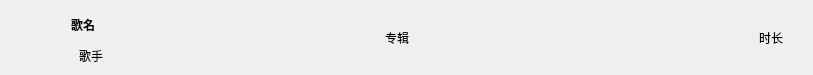
This is customitem.ui in hhhyxy/MusicPlayer-in-Qt-Plus as Qt 5 draws it before an edit. The edited form follows.
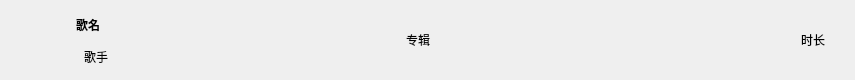
This is the edited form. Custom widgets are drawn as their Qt base class.

Diff of the .ui file:
```diff
--- a/customitem.ui
+++ b/customitem.ui
@@ -6,8 +6,8 @@
    <rect>
     <x>0</x>
     <y>0</y>
-    <width>813</width>
-    <height>75</height>
+    <width>855</width>
+    <height>80</height>
    </rect>
   </property>
   <property name="sizePolicy">
@@ -19,13 +19,13 @@
   <property name="minimumSize">
    <size>
     <width>0</width>
-    <height>75</height>
+    <height>80</height>
    </size>
   </property>
   <property name="maximumSize">
    <size>
     <width>13534645</width>
-    <height>75</height>
+    <height>80</height>
    </size>
   </property>
   <property name="font">
@@ -45,7 +45,7 @@
   <property name="styleSheet">
    <string notr="true"/>
   </property>
-  <layout class="QHBoxLayout" name="horizontalLayout_2">
+  <layout class="QHBoxLayout" name="horizontalLayout_2" stretch="4,4,0">
    <property name="spacing">
     <number>0</number>
    </property>
@@ -95,14 +95,14 @@
         </property>
         <property name="minimumSize">
          <size>
-          <width>55</width>
-          <height>55</height>
+          <width>60</width>
+          <height>60</height>
          </size>
         </property>
         <property name="maximumSize">
          <size>
-          <width>55</width>
-          <height>55</height>
+          <width>60</width>
+          <height>60</height>
          </size>
         </property>
         <property name="baseSize">
@@ -136,15 +136,15 @@
         <item>
          <widget class="QLabel" name="label_songName">
           <property name="sizePolicy">
-           <sizepolicy hsizetype="Expanding" vsizetype="Fixed">
+           <sizepolicy hsizetype="Preferred" vsizetype="Preferred">
             <horstretch>0</horstretch>
             <verstretch>0</verstretch>
            </sizepolicy>
           </property>
           <property name="maximumSize">
            <size>
-            <width>35045</width>
-            <height>15346</height>
+            <width>1726660</width>
+            <height>1726660</height>
            </size>
           </property>
           <property name="font">
@@ -173,7 +173,7 @@
         <item>
          <widget class="QLabel" name="label_author">
           <property name="sizePolicy">
-           <sizepolicy hsizetype="Expanding" vsizetype="Fixed">
+           <sizepolicy hsizetype="Preferred" vsizetype="Preferred">
             <horstretch>0</horstretch>
             <verstretch>0</verstretch>
            </sizepolicy>
@@ -212,7 +212,7 @@
    <item>
     <widget class="QLabel" name="label_albumName">
      <property name="sizePolicy">
-      <sizepolicy hsizetype="Expanding" vsizetype="Preferred">
+      <sizepolicy hsizetype="Preferred" vsizetype="Preferred">
        <horstretch>0</horstretch>
        <verstretch>0</verstretch>
       </sizepolicy>
@@ -225,7 +225,7 @@
      </property>
      <property name="maximumSize">
       <size>
-       <width>546543</width>
+       <width>16777215</width>
        <height>16777215</height>
       </size>
      </property>
```
